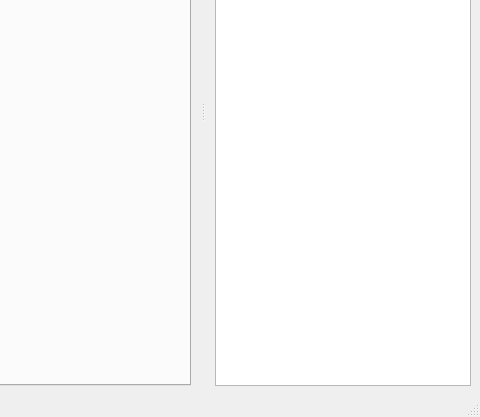
First picture: the form in resources/ui/MainWindow.ui, repository BRL-CAD/arbalest, before the edit; both pictures show x 584 to 1064 and y 193 to 610 of the 1064 by 610 pixel window.
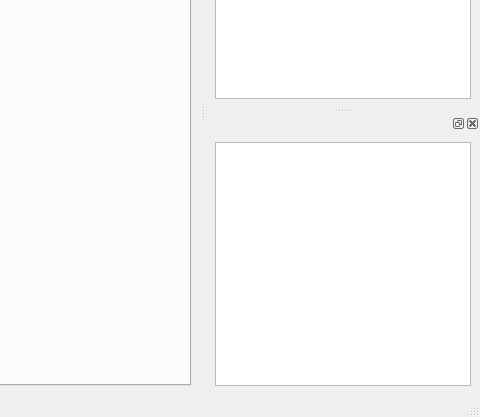
Second picture: the form after the edit.

Commit message: Replaced brlcad/vmath.h with QMatrix4x4 and QVector3D. Minor UI changes to ObjectTree. Added GIMP project files

```diff
--- a/resources/ui/MainWindow.ui
+++ b/resources/ui/MainWindow.ui
@@ -73,6 +73,18 @@
    </widget>
   </widget>
   <widget class="QStatusBar" name="statusbar"/>
+  <widget class="QDockWidget" name="dockWidSget">
+   <attribute name="dockWidgetArea">
+    <number>2</number>
+   </attribute>
+   <widget class="QWidget" name="dockWidgetContents_2">
+    <layout class="QHBoxLayout" name="horizontalLayout_2">
+     <item>
+      <widget class="QTreeView" name="REPLCAED_ON_RUN_TreeView_2"/>
+     </item>
+    </layout>
+   </widget>
+  </widget>
   <action name="actionOpen">
    <property name="text">
     <string>Open</string>
```
Left out of the diff: 3 changed lines with no effect on the pictures. The commit also changes 11 other files.
